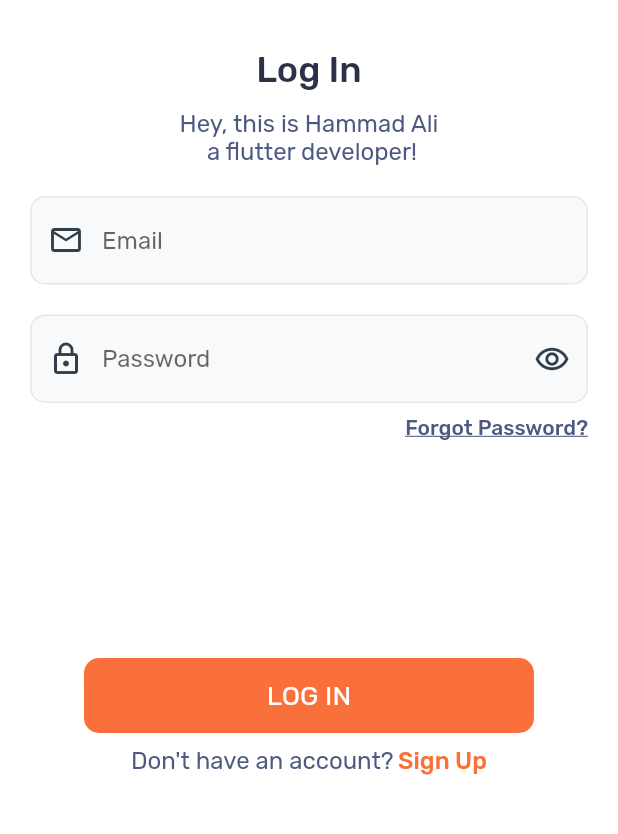
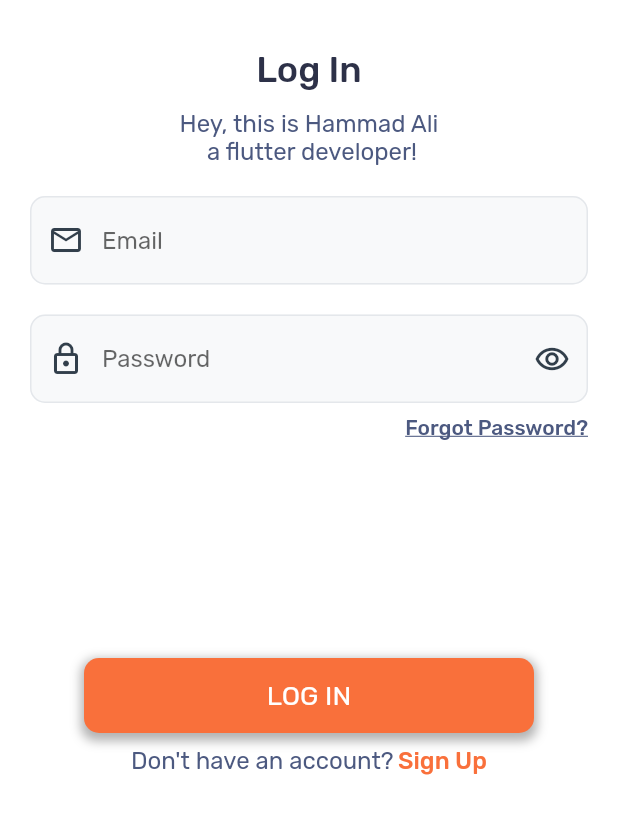
Before and after one commit to hammadx02/M-Box-Login-UI, a Flutter app: the screen it shows after launch, on a phone screen of 412 x 824 dp, the part 155-989 px from its top. Run offline on Flutter 3.47's test engine with Material 2 defaults, Android fonts, the light colour scheme and no system bars.

Commit message:
initial commit

```diff
--- a/lib/main.dart
+++ b/lib/main.dart
@@ -172,6 +172,14 @@ class MyApp extends StatelessWidget {
                   height: 50,
                   width: 300,
                   decoration: BoxDecoration(
+                      boxShadow: [
+                        BoxShadow(
+                          color: Colors.black.withOpacity(.3),
+                          spreadRadius: 2,
+                          blurRadius: 5,
+                          offset: const Offset(0, 3),
+                        ),
+                      ],
                       color: const Color(0xffF9703B),
                       borderRadius: BorderRadius.circular(10)),
                   child: const Center(
```
